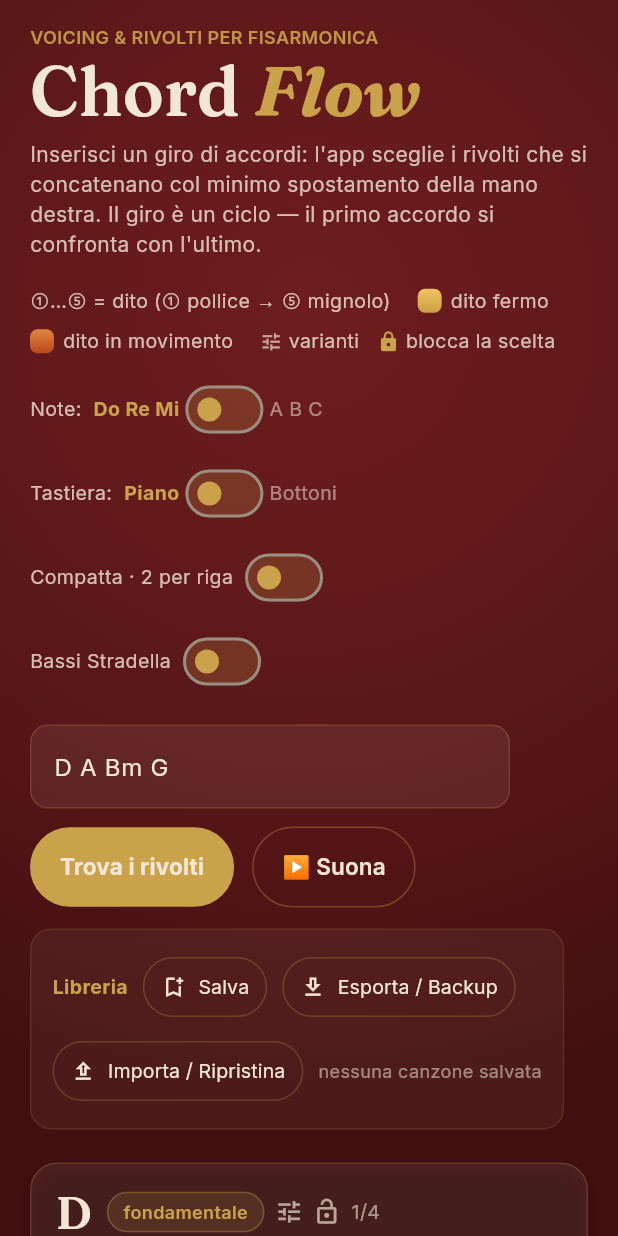
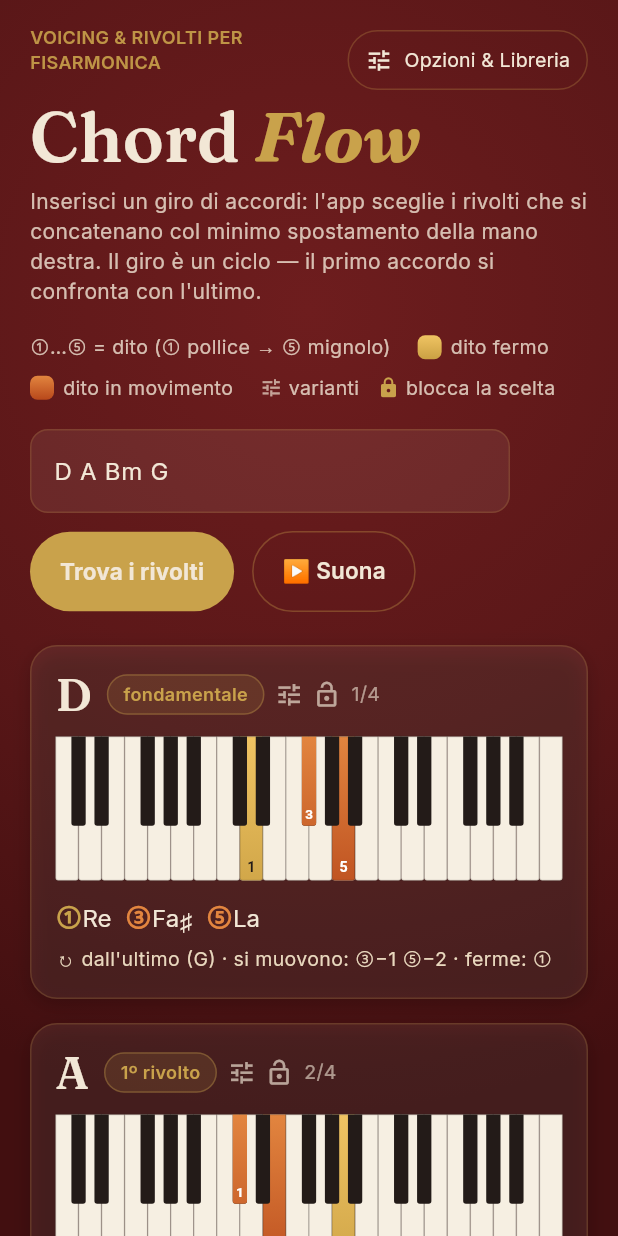
Before and after one commit to ianes1978/Chord-Flow, a Flutter app: the screen it shows after launch, on a phone screen of 412 x 824 dp. Run offline on Flutter 3.47's test engine with Material 3 defaults, Android fonts, the phone set to English and light mode, and no system bars; our stand-ins replace google_fonts, shared_preferences, web; missing offline and left inert: dart:js_interop, flutter_soloud.

Commit message:
Pannello laterale: opzioni + libreria/backup (schermata più pulita)
Spostati gli switch di visualizzazione e la Libreria (salva, esporta/
backup, importa/ripristina, canzoni) in un drawer laterale, aperto dal
pulsante "Opzioni & Libreria" nell'header. La schermata principale resta
con titolo, legenda, input e risultati.

Co-Authored-By: Claude Opus 4.8 <noreply@anthropic.com>
Claude-Session: https://claude.ai/code/session_01DUZqHvsSWByx5QpbsnoWA7

```diff
--- a/lib/ui/home_page.dart
+++ b/lib/ui/home_page.dart
@@ -32,6 +32,7 @@ class _HomePageState extends State<HomePage> {
   List<VoicedChord> _voiced = [];
   List<String> _unknown = [];
   final Map<int, List<int>> _locked = {}; // indice accordo → voicing bloccato
+  final GlobalKey<ScaffoldState> _scaffoldKey = GlobalKey<ScaffoldState>();
   int? _highlighted; // indice della card evidenziata durante la riproduzione
   bool _playing = false;
   bool _useLetters = false; // false = solfeggio (Do Re Mi), true = lettere (A B C)
@@ -290,6 +291,8 @@ class _HomePageState extends State<HomePage> {
   @override
   Widget build(BuildContext context) {
     return Scaffold(
+      key: _scaffoldKey,
+      endDrawer: _optionsDrawer(),
       body: Container(
         decoration: const BoxDecoration(gradient: AppColors.backgroundGradient),
         child: SafeArea(
@@ -311,16 +314,12 @@ class _HomePageState extends State<HomePage> {
                         _header(),
                         const SizedBox(height: 18),
                         _legend(),
-                        const SizedBox(height: 12),
-                        _toggles(),
                         const SizedBox(height: 18),
                         _inputRow(),
                         if (_unknown.isNotEmpty) ...[
                           const SizedBox(height: 10),
                           _unknownBanner(),
                         ],
-                        const SizedBox(height: 14),
-                        _libraryBar(),
                         const SizedBox(height: 22),
                         _grid(contentW),
                         if (_stradella && _chords.isNotEmpty) ...[
@@ -343,12 +342,31 @@ class _HomePageState extends State<HomePage> {
     return Column(
       crossAxisAlignment: CrossAxisAlignment.start,
       children: [
-        Text(
+        Row(
+          crossAxisAlignment: CrossAxisAlignment.start,
+          children: [
+            Expanded(
+              child: Text(
                 'VOICING & RIVOLTI PER FISARMONICA',
                 style: AppText.ui(
                     size: 12,
                     weight: FontWeight.w600,
                     color: AppColors.brass.withOpacity(0.9)),
+              ),
+            ),
+            // Apre il pannello laterale con opzioni e libreria.
+            OutlinedButton.icon(
+              onPressed: () => _scaffoldKey.currentState?.openEndDrawer(),
+              icon: const Icon(Icons.tune, size: 18, color: AppColors.cream),
+              label: Text('Opzioni & Libreria',
+                  style: AppText.ui(size: 13, color: AppColors.cream)),
+              style: OutlinedButton.styleFrom(
+                side: const BorderSide(color: Color(0x44C9A24B)),
+                padding:
+                    const EdgeInsets.symmetric(horizontal: 12, vertical: 8),
+              ),
+            ),
+          ],
         ),
         const SizedBox(height: 6),
         // Titolo "Chord Flow" con la parola "Flow" in corsivo ottone.
@@ -402,17 +420,53 @@ class _HomePageState extends State<HomePage> {
   }
 
   /// Riga con gli switch di visualizzazione (vanno a capo se stretti).
-  Widget _toggles() {
-    return Wrap(
-      spacing: 20,
-      runSpacing: 8,
-      crossAxisAlignment: WrapCrossAlignment.center,
+  /// Pannello laterale con opzioni di visualizzazione e libreria canzoni.
+  Widget _optionsDrawer() {
+    return Drawer(
+      backgroundColor: AppColors.bgBottom,
+      width: 340,
+      child: SafeArea(
+        child: SingleChildScrollView(
+          padding: const EdgeInsets.all(18),
+          child: Column(
+            crossAxisAlignment: CrossAxisAlignment.start,
             children: [
+              Row(
+                children: [
+                  Text('Opzioni', style: AppText.display(size: 24)),
+                  const Spacer(),
+                  IconButton(
+                    onPressed: () => _scaffoldKey.currentState?.closeEndDrawer(),
+                    icon: const Icon(Icons.close, color: AppColors.cream),
+                  ),
+                ],
+              ),
+              const SizedBox(height: 6),
+              Text('VISUALIZZAZIONE',
+                  style: AppText.ui(
+                      size: 11,
+                      weight: FontWeight.w700,
+                      color: AppColors.brass)),
+              const SizedBox(height: 10),
               _notationToggle(),
+              const SizedBox(height: 6),
               _keyboardToggle(),
+              const SizedBox(height: 6),
               _compactToggle(),
+              const SizedBox(height: 6),
               _stradellaToggle(),
+              const SizedBox(height: 20),
+              Text('LIBRERIA & BACKUP',
+                  style: AppText.ui(
+                      size: 11,
+                      weight: FontWeight.w700,
+                      color: AppColors.brass)),
+              const SizedBox(height: 10),
+              _libraryBar(),
             ],
+          ),
+        ),
+      ),
     );
   }
 
```
Lines whose indentation alone changed are shown as unchanged.
